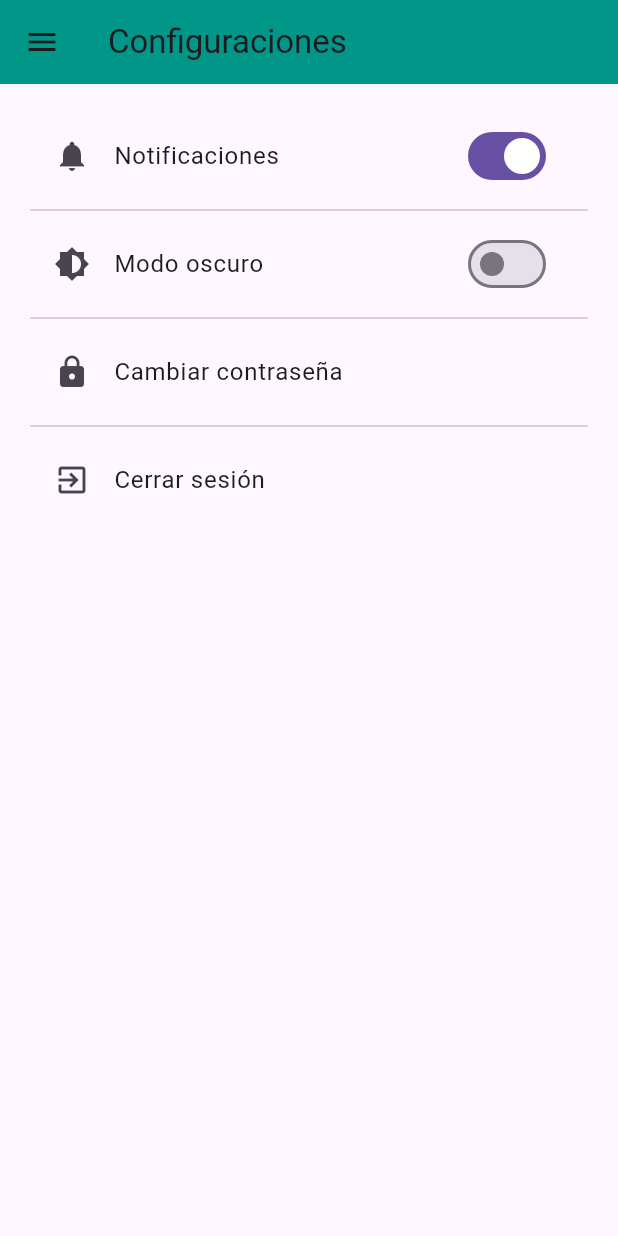
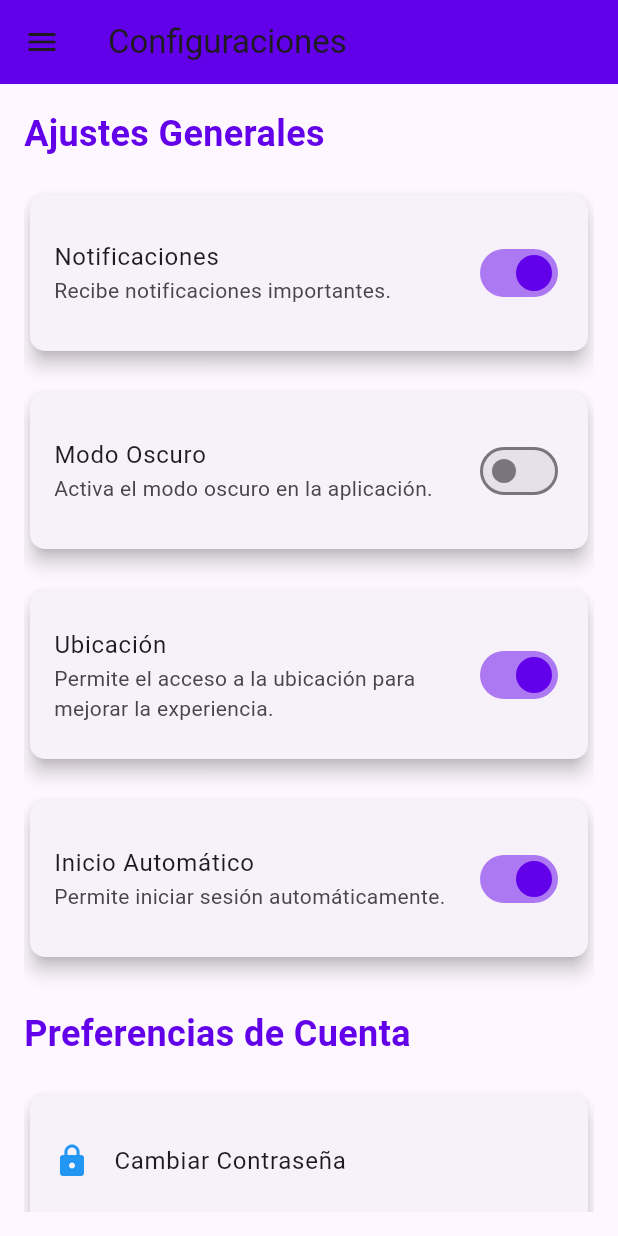
Before and after one commit to juantoa19/menu-lateral-y-rutas, a Flutter app: the ConfiguracionesPage screen opened by its route, on a phone screen of 412 x 824 dp. Run offline on Flutter 3.47's test engine with Material 3 defaults, Android fonts, the phone set to English and light mode, and no system bars.

Commit message:
Menu drawer

```diff
--- a/lib/configuraciones.dart
+++ b/lib/configuraciones.dart
@@ -1,5 +1,4 @@
 import 'package:flutter/material.dart';
-import 'presentacion.dart';  // Importa la pantalla de Presentacion
 
 class ConfiguracionesPage extends StatefulWidget {
   const ConfiguracionesPage({Key? key}) : super(key: key);
@@ -9,23 +8,24 @@ class ConfiguracionesPage extends StatefulWidget {
 }
 
 class _ConfiguracionesPageState extends State<ConfiguracionesPage> {
-  bool _notificationsEnabled = true;  // Estado para las notificaciones
-  bool _darkModeEnabled = false;      // Estado para el modo oscuro
+  bool _isNotificationsEnabled = true;
+  bool _isDarkTheme = false;
+  bool _isLocationEnabled = true;
+  bool _isAutoLoginEnabled = true;
 
   @override
   Widget build(BuildContext context) {
     return Scaffold(
       appBar: AppBar(
         title: const Text('Configuraciones'),
-        backgroundColor: Colors.teal,
+        backgroundColor: const Color(0xFF6200EA),  // Color morado en el AppBar
       ),
       drawer: Drawer(
         child: Column(
           children: [
-            // Cabecera personalizada
             DrawerHeader(
               decoration: const BoxDecoration(
-                color: Color(0xFF3700B3), // Color más oscuro
+                color: Color(0xFF6200EA),  // Color morado en la cabecera
               ),
               child: Column(
                 mainAxisAlignment: MainAxisAlignment.center,
@@ -54,12 +54,11 @@ class _ConfiguracionesPageState extends State<ConfiguracionesPage> {
                 ],
               ),
             ),
-            // Opciones del menú
             ListTile(
-              leading: const Icon(Icons.home, color: Color(0xFF6200EA)),
-              title: const Text('Inicio'),
+              leading: const Icon(Icons.slideshow, color: Color(0xFF6200EA)),  // Color morado para el ícono
+              title: const Text('Presentación'),
               onTap: () {
-                Navigator.pushReplacementNamed(context, '/inicio');
+                Navigator.pushReplacementNamed(context, '/presentacion');
               },
             ),
             ListTile(
@@ -67,13 +66,6 @@ class _ConfiguracionesPageState extends State<ConfiguracionesPage> {
               title: const Text('Perfil'),
               onTap: () {
                 Navigator.pushReplacementNamed(context, '/perfil');
-              },
-            ),
-            ListTile(
-              leading: const Icon(Icons.slideshow, color: Color(0xFF6200EA)), // Cambiar el ícono
-              title: const Text('Presentación'),  // Título de la opción
-              onTap: () {
-                Navigator.pushReplacementNamed(context, '/presentacion'); // Ruta para la Presentación
               },
             ),
             ListTile(
@@ -95,53 +87,115 @@ class _ConfiguracionesPageState extends State<ConfiguracionesPage> {
         ),
       ),
       body: Padding(
-        padding: const EdgeInsets.all(20.0),
-        child: Column(
-          children: <Widget>[
-            // Opción para habilitar/deshabilitar notificaciones
-            SwitchListTile(
-              title: const Text('Notificaciones'),
-              value: _notificationsEnabled,
-              onChanged: (bool value) {
+        padding: const EdgeInsets.all(16.0),
+        child: ListView(
+          children: [
+            const Text(
+              'Ajustes Generales',
+              style: TextStyle(
+                fontSize: 24,
+                fontWeight: FontWeight.bold,
+                color: Color(0xFF6200EA),  // Color morado para el texto
+              ),
+            ),
+            const SizedBox(height: 20),
+            _buildSwitchSetting(
+              'Notificaciones',
+              'Recibe notificaciones importantes.',
+              _isNotificationsEnabled,
+              (bool value) {
                 setState(() {
-                  _notificationsEnabled = value;
+                  _isNotificationsEnabled = value;
                 });
               },
-              secondary: const Icon(Icons.notifications),
             ),
-            const Divider(),
-            // Opción para cambiar a modo oscuro
-            SwitchListTile(
-              title: const Text('Modo oscuro'),
-              value: _darkModeEnabled,
-              onChanged: (bool value) {
+            const SizedBox(height: 20),
+            _buildSwitchSetting(
+              'Modo Oscuro',
+              'Activa el modo oscuro en la aplicación.',
+              _isDarkTheme,
+              (bool value) {
                 setState(() {
-                  _darkModeEnabled = value;
+                  _isDarkTheme = value;
                 });
               },
-              secondary: const Icon(Icons.brightness_6),
             ),
-            const Divider(),
-            // Opción para cambiar la contraseña
-            ListTile(
-              title: const Text('Cambiar contraseña'),
-              leading: const Icon(Icons.lock),
-              onTap: () {
-                // Lógica para cambiar la contraseña
+            const SizedBox(height: 20),
+            _buildSwitchSetting(
+              'Ubicación',
+              'Permite el acceso a la ubicación para mejorar la experiencia.',
+              _isLocationEnabled,
+              (bool value) {
+                setState(() {
+                  _isLocationEnabled = value;
+                });
               },
             ),
-            const Divider(),
-            // Opción para cerrar sesión
-            ListTile(
-              title: const Text('Cerrar sesión'),
-              leading: const Icon(Icons.exit_to_app),
-              onTap: () {
-                // Lógica para cerrar sesión
+            const SizedBox(height: 20),
+            _buildSwitchSetting(
+              'Inicio Automático',
+              'Permite iniciar sesión automáticamente.',
+              _isAutoLoginEnabled,
+              (bool value) {
+                setState(() {
+                  _isAutoLoginEnabled = value;
+                });
               },
             ),
+            const SizedBox(height: 30),
+            const Text(
+              'Preferencias de Cuenta',
+              style: TextStyle(
+                fontSize: 24,
+                fontWeight: FontWeight.bold,
+                color: Color(0xFF6200EA),  // Color morado para el texto
+              ),
+            ),
+            const SizedBox(height: 20),
+            _buildActionButton('Cambiar Contraseña', Icons.lock),
+            const SizedBox(height: 20),
+            _buildActionButton('Verificar Correo Electrónico', Icons.email),
+            const SizedBox(height: 20),
+            _buildActionButton('Eliminar Cuenta', Icons.delete, Colors.red),
           ],
         ),
       ),
     );
   }
+
+  Widget _buildSwitchSetting(String title, String subtitle, bool value, ValueChanged<bool> onChanged) {
+    return Card(
+      elevation: 5,
+      shape: RoundedRectangleBorder(
+        borderRadius: BorderRadius.circular(10),
+      ),
+      child: ListTile(
+        contentPadding: const EdgeInsets.all(16),
+        title: Text(title),
+        subtitle: Text(subtitle),
+        trailing: Switch(
+          value: value,
+          onChanged: onChanged,
+          activeColor: Color(0xFF6200EA),  // Color morado para el switch
+        ),
+      ),
+    );
+  }
+
+  Widget _buildActionButton(String title, IconData icon, [Color color = Colors.blue]) {
+    return Card(
+      elevation: 5,
+      shape: RoundedRectangleBorder(
+        borderRadius: BorderRadius.circular(10),
+      ),
+      child: ListTile(
+        contentPadding: const EdgeInsets.all(16),
+        title: Text(title),
+        leading: Icon(icon, color: color),
+        onTap: () {
+          // Aquí puedes agregar lógica para estas acciones
+        },
+      ),
+    );
+  }
 }
```
Also changed, not shown: lib/main.dart (+11 -7 lines), lib/perfil.dart (+8 -8 lines), lib/presentacion.dart (+10 -6 lines).
